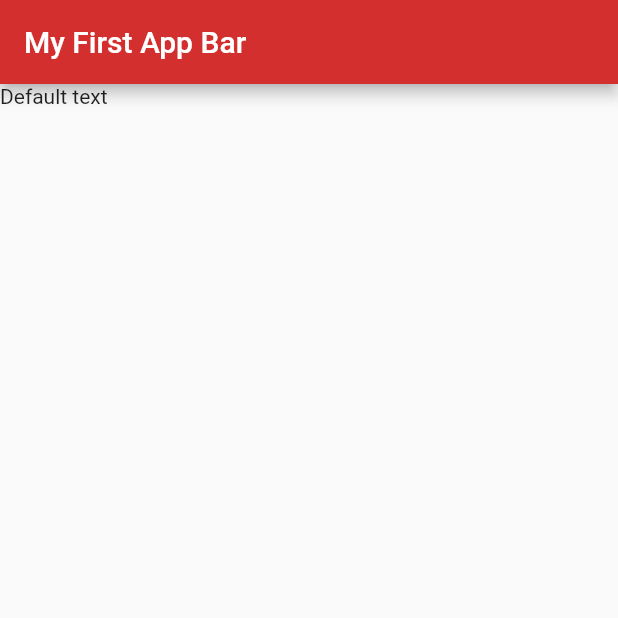
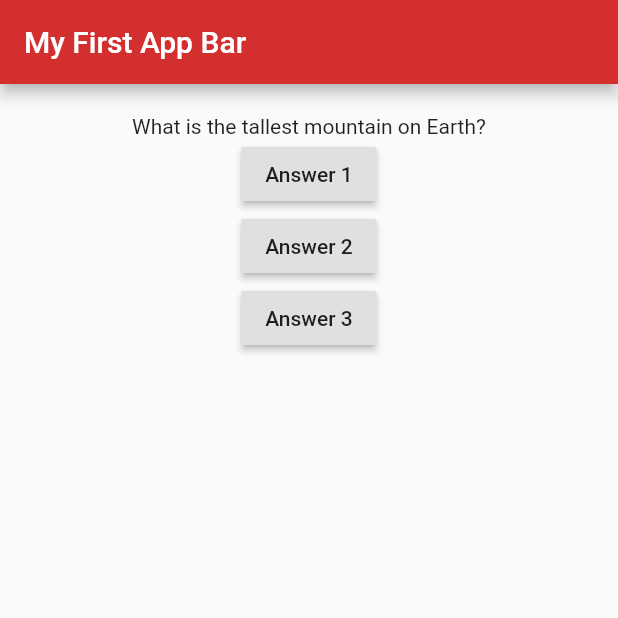
Before and after one commit to shre7989/basic-quiz-app, a Flutter app: the screen it shows after launch, on a phone screen of 412 x 824 dp, the top half of it. Run offline on Flutter 3.47's test engine with Material 2 defaults, Android fonts, the phone set to English and light mode, and no system bars.

Commit message:
learning flutter fundamentals

```diff
--- a/lib/main.dart
+++ b/lib/main.dart
@@ -5,14 +5,42 @@ void main() {
 }
 
 class MyApp extends StatelessWidget {
+  void answerQuestion() {
+    print('Answer chosen');
+  }
+
   @override
   Widget build(BuildContext context) {
+    var questions = ['What is the tallest mountain on Earth?'];
     // TODO: implement build
     return MaterialApp(
       home: Scaffold(
         appBar: AppBar(
             title: Text('My First App Bar'), backgroundColor: Colors.red[700]),
-        body: Text('Default text'),
+        body: Column(
+          children: <Widget>[
+            SizedBox(
+              height: 20,
+            ),
+            Align(
+              alignment: Alignment.center,
+            ),
+            Text(questions[0]),
+            RaisedButton(
+              child: Text('Answer 1'),
+              onPressed: answerQuestion,
+            ),
+            RaisedButton(
+              child: Text('Answer 2'),
+              onPressed: answerQuestion,
+            ),
+            RaisedButton(
+              child: Text('Answer 3'),
+              onPressed: answerQuestion,
+            ),
+          ],
+          crossAxisAlignment: CrossAxisAlignment.center,
+        ),
       ),
     );
     //throw UnimplementedError();
```
